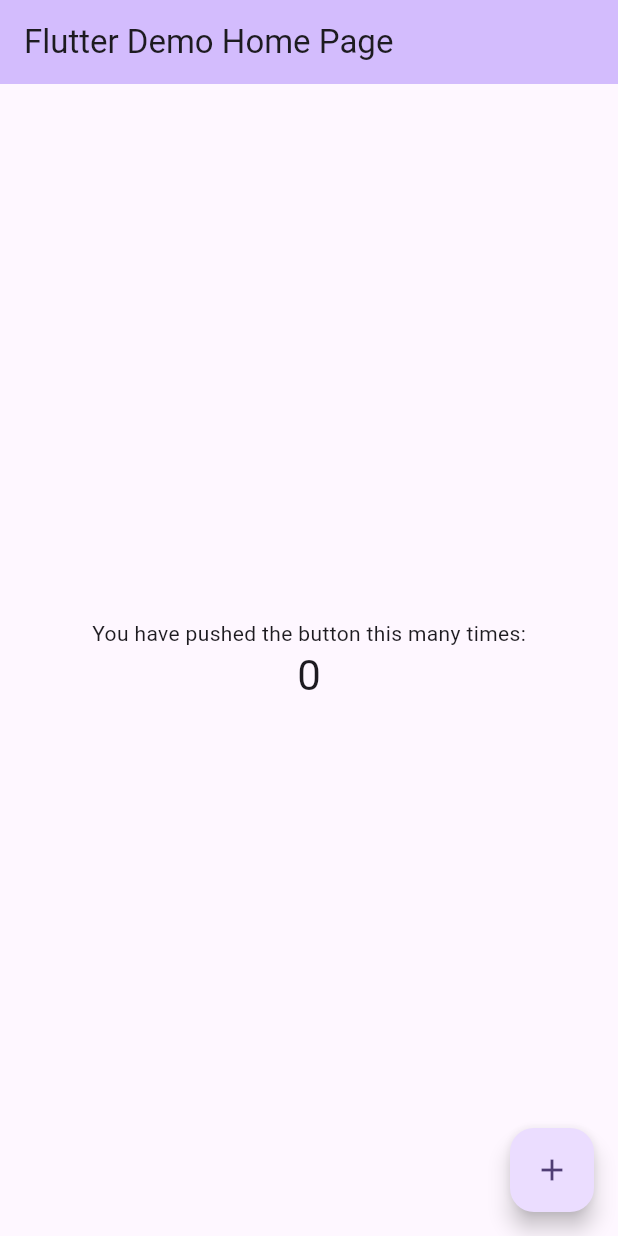
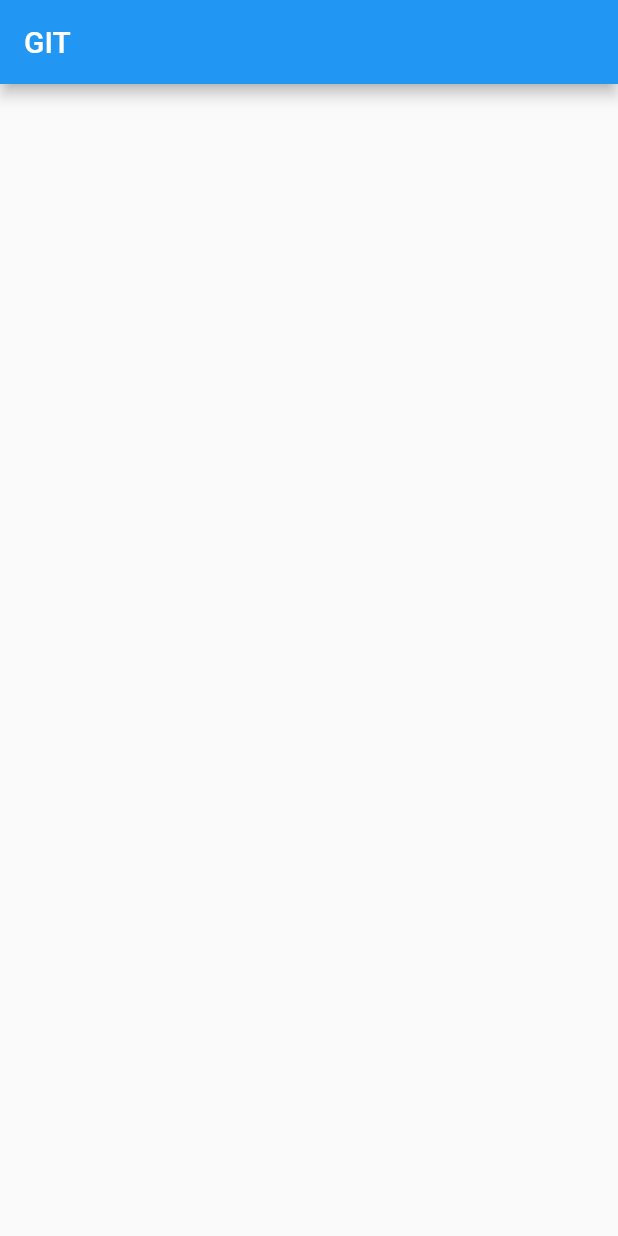
Before and after one commit to Mohamedfouadelabd/islami.app, a Flutter app: the screen it shows after launch, on a phone screen of 412 x 824 dp. Run offline on Flutter 3.47's test engine with Material 2 defaults, Android fonts, the phone set to English and light mode, and no system bars.

Commit message:
New project .

```diff
--- /dev/null
+++ b/lib/HomeScreen.dart
@@ -0,0 +1,18 @@
+import 'package:flutter/cupertino.dart';
+import 'package:flutter/material.dart';
+
+class HomeScreen extends StatelessWidget
+{
+  @override
+  Widget build(BuildContext context) {
+   return Scaffold(
+appBar: AppBar(
+  title: Text('GIT'),
+),
+
+
+   );
+  }
+
+
+  }
--- a/lib/main.dart
+++ b/lib/main.dart
@@ -1,125 +1,23 @@
+import 'package:flutter/cupertino.dart';
 import 'package:flutter/material.dart';
 
-void main() {
-  runApp(const MyApp());
+import 'HomeScreen.dart';
+
+void main()
+{
+
+  runApp(MyApp());
+
+
 }
+class MyApp extends StatelessWidget {
 
-class MyApp extends StatelessWidget {
-  const MyApp({super.key});
 
-  // This widget is the root of your application.
   @override
   Widget build(BuildContext context) {
     return MaterialApp(
-      title: 'Flutter Demo',
-      theme: ThemeData(
-        // This is the theme of your application.
-        //
-        // TRY THIS: Try running your application with "flutter run". You'll see
-        // the application has a blue toolbar. Then, without quitting the app,
-        // try changing the seedColor in the colorScheme below to Colors.green
-        // and then invoke "hot reload" (save your changes or press the "hot
-        // reload" button in a Flutter-supported IDE, or press "r" if you used
-        // the command line to start the app).
-        //
-        // Notice that the counter didn't reset back to zero; the application
-        // state is not lost during the reload. To reset the state, use hot
-        // restart instead.
-        //
-        // This works for code too, not just values: Most code changes can be
-        // tested with just a hot reload.
-        colorScheme: ColorScheme.fromSeed(seedColor: Colors.deepPurple),
-        useMaterial3: true,
-      ),
-      home: const MyHomePage(title: 'Flutter Demo Home Page'),
+
+      home: HomeScreen(),
     );
   }
 }
-
-class MyHomePage extends StatefulWidget {
-  const MyHomePage({super.key, required this.title});
-
-  // This widget is the home page of your application. It is stateful, meaning
-  // that it has a State object (defined below) that contains fields that affect
-  // how it looks.
-
-  // This class is the configuration for the state. It holds the values (in this
-  // case the title) provided by the parent (in this case the App widget) and
-  // used by the build method of the State. Fields in a Widget subclass are
-  // always marked "final".
-
-  final String title;
-
-  @override
-  State<MyHomePage> createState() => _MyHomePageState();
-}
-
-class _MyHomePageState extends State<MyHomePage> {
-  int _counter = 0;
-
-  void _incrementCounter() {
-    setState(() {
-      // This call to setState tells the Flutter framework that something has
-      // changed in this State, which causes it to rerun the build method below
-      // so that the display can reflect the updated values. If we changed
-      // _counter without calling setState(), then the build method would not be
-      // called again, and so nothing would appear to happen.
-      _counter++;
-    });
-  }
-
-  @override
-  Widget build(BuildContext context) {
-    // This method is rerun every time setState is called, for instance as done
-    // by the _incrementCounter method above.
-    //
-    // The Flutter framework has been optimized to make rerunning build methods
-    // fast, so that you can just rebuild anything that needs updating rather
-    // than having to individually change instances of widgets.
-    return Scaffold(
-      appBar: AppBar(
-        // TRY THIS: Try changing the color here to a specific color (to
-        // Colors.amber, perhaps?) and trigger a hot reload to see the AppBar
-        // change color while the other colors stay the same.
-        backgroundColor: Theme.of(context).colorScheme.inversePrimary,
-        // Here we take the value from the MyHomePage object that was created by
-        // the App.build method, and use it to set our appbar title.
-        title: Text(widget.title),
-      ),
-      body: Center(
-        // Center is a layout widget. It takes a single child and positions it
-        // in the middle of the parent.
-        child: Column(
-          // Column is also a layout widget. It takes a list of children and
-          // arranges them vertically. By default, it sizes itself to fit its
-          // children horizontally, and tries to be as tall as its parent.
-          //
-          // Column has various properties to control how it sizes itself and
-          // how it positions its children. Here we use mainAxisAlignment to
-          // center the children vertically; the main axis here is the vertical
-          // axis because Columns are vertical (the cross axis would be
-          // horizontal).
-          //
-          // TRY THIS: Invoke "debug painting" (choose the "Toggle Debug Paint"
-          // action in the IDE, or press "p" in the console), to see the
-          // wireframe for each widget.
-          mainAxisAlignment: MainAxisAlignment.center,
-          children: <Widget>[
-            const Text(
-              'You have pushed the button this many times:',
-            ),
-            Text(
-              '$_counter',
-              style: Theme.of(context).textTheme.headlineMedium,
-            ),
-          ],
-        ),
-      ),
-      floatingActionButton: FloatingActionButton(
-        onPressed: _incrementCounter,
-        tooltip: 'Increment',
-        child: const Icon(Icons.add),
-      ), // This trailing comma makes auto-formatting nicer for build methods.
-    );
-  }
-}
```
Also changed, not shown: 1 other file.
